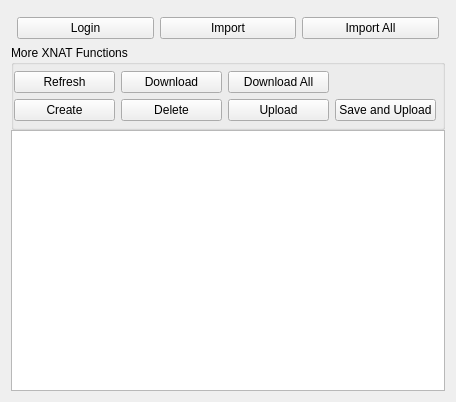
Before: the Qt Designer form Code/Gui/MITK/Plugins/uk.ac.ucl.cmic.xnat/src/internal/XnatBrowserWidget.ui in NifTK/NifTK, drawn with Qt 5.
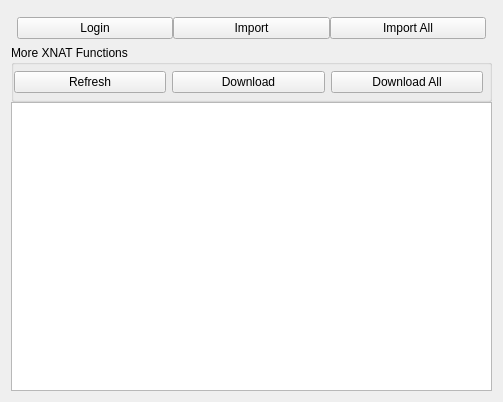
After: the same form once the commit is applied. Custom widgets are drawn as their Qt base class.

Diff of the .ui file:
```diff
--- a/Code/Gui/MITK/Plugins/uk.ac.ucl.cmic.xnat/src/internal/XnatBrowserWidget.ui
+++ b/Code/Gui/MITK/Plugins/uk.ac.ucl.cmic.xnat/src/internal/XnatBrowserWidget.ui
@@ -6,7 +6,7 @@
    <rect>
     <x>0</x>
     <y>0</y>
-    <width>456</width>
+    <width>503</width>
     <height>402</height>
    </rect>
   </property>
@@ -22,9 +22,6 @@
    </property>
    <item>
     <layout class="QHBoxLayout" name="horizontalLayout">
-     <property name="spacing">
-      <number>6</number>
-     </property>
      <property name="margin">
       <number>6</number>
      </property>
@@ -72,34 +69,6 @@
       <property name="bottomMargin">
        <number>6</number>
       </property>
-      <item row="1" column="0">
-       <widget class="QPushButton" name="createButton">
-        <property name="text">
-         <string>Create</string>
-        </property>
-       </widget>
-      </item>
-      <item row="1" column="1">
-       <widget class="QPushButton" name="deleteButton">
-        <property name="text">
-         <string>Delete</string>
-        </property>
-       </widget>
-      </item>
-      <item row="1" column="3">
-       <widget class="QPushButton" name="saveAndUploadButton">
-        <property name="text">
-         <string>Save and Upload</string>
-        </property>
-       </widget>
-      </item>
-      <item row="1" column="2">
-       <widget class="QPushButton" name="uploadButton">
-        <property name="text">
-         <string>Upload</string>
-        </property>
-       </widget>
-      </item>
       <item row="0" column="2">
        <widget class="QPushButton" name="downloadAllButton">
         <property name="text">
```
